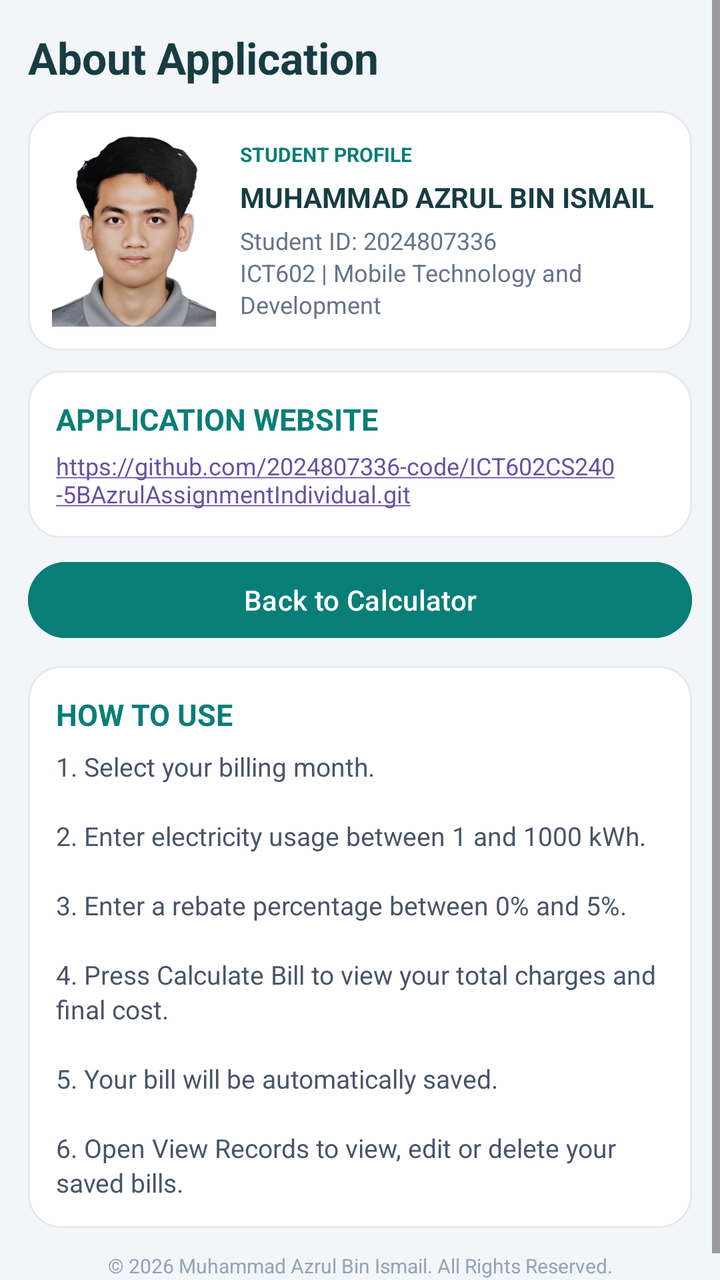
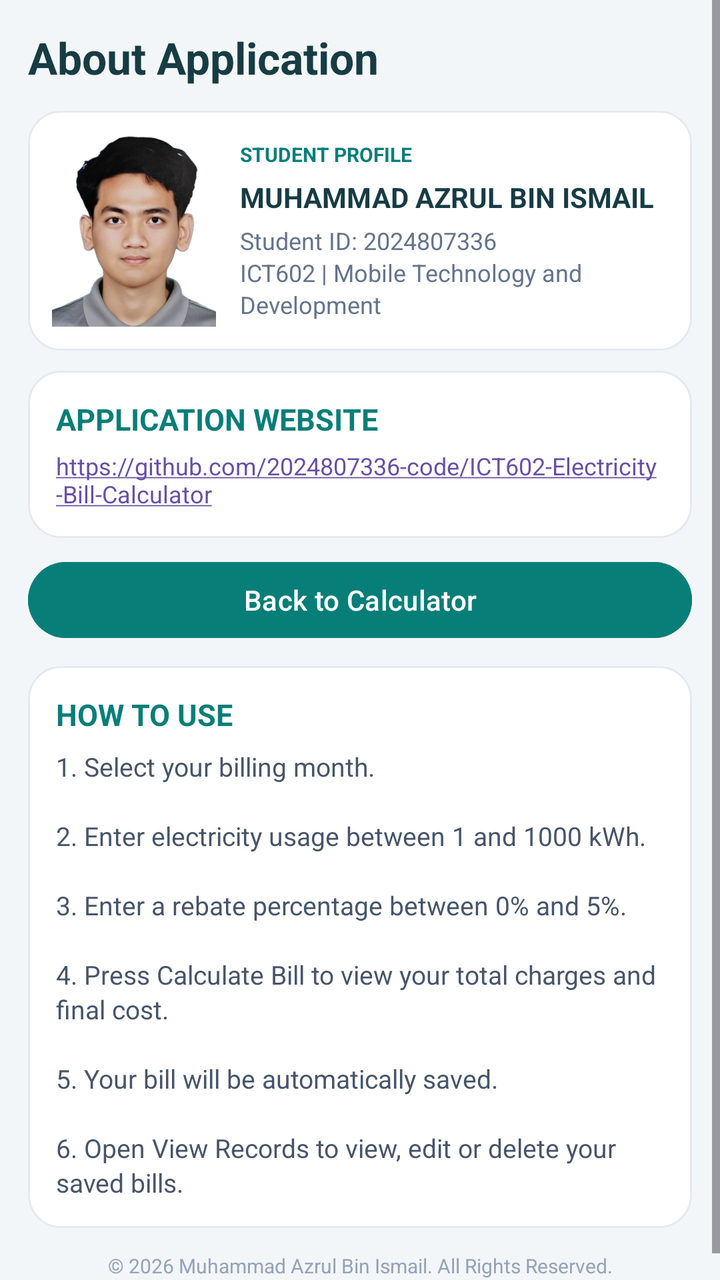

Before-and-after screenshots of an Android layout around one commit, followed by the original layout XML and the change that was made.
<!-- AndroidManifest.xml: application theme Theme.AzrulIndividualAssignmentCDCS2405B -->
<!-- res/layout/activity_about.xml -->
<?xml version="1.0" encoding="utf-8"?>
<ScrollView xmlns:android="http://schemas.android.com/apk/res/android"
    android:layout_width="match_parent"
    android:layout_height="match_parent"
    android:background="#F3F6F8"
    android:fillViewport="true">

    <LinearLayout
        android:layout_width="match_parent"
        android:layout_height="wrap_content"
        android:orientation="vertical"
        android:padding="14dp">

        
        <TextView
            android:layout_width="match_parent"
            android:layout_height="wrap_content"
            android:text="About Application"
            android:textColor="#173C43"
            android:textSize="22sp"
            android:textStyle="bold" />

        
        <LinearLayout
            android:layout_width="match_parent"
            android:layout_height="wrap_content"
            android:layout_marginTop="12dp"
            android:background="@drawable/bg_card"
            android:gravity="center_vertical"
            android:orientation="horizontal"
            android:padding="12dp">

            <ImageView
                android:id="@+id/imgStudent"
                android:layout_width="82dp"
                android:layout_height="96dp"
                android:src="@drawable/studentphoto"
                android:scaleType="centerCrop"
                android:contentDescription="Student picture" />

            <LinearLayout
                android:layout_width="0dp"
                android:layout_height="wrap_content"
                android:layout_marginStart="12dp"
                android:layout_weight="1"
                android:orientation="vertical">

                <TextView
                    android:layout_width="wrap_content"
                    android:layout_height="wrap_content"
                    android:text="STUDENT PROFILE"
                    android:textColor="#087E78"
                    android:textSize="10sp"
                    android:textStyle="bold" />

                <TextView
                    android:layout_width="match_parent"
                    android:layout_height="wrap_content"
                    android:layout_marginTop="5dp"
                    android:text="MUHAMMAD AZRUL BIN ISMAIL"
                    android:textColor="#173C43"
                    android:textSize="14sp"
                    android:textStyle="bold" />

                <TextView
                    android:layout_width="match_parent"
                    android:layout_height="wrap_content"
                    android:layout_marginTop="4dp"
                    android:text="Student ID: 2024807336&#10;ICT602 | Mobile Technology and Development"
                    android:textColor="#64748B"
                    android:textSize="12sp"
                    android:lineSpacingExtra="2dp" />

            </LinearLayout>
        </LinearLayout>

        
        <LinearLayout
            android:layout_width="match_parent"
            android:layout_height="wrap_content"
            android:layout_marginTop="10dp"
            android:background="@drawable/bg_card"
            android:orientation="vertical"
            android:padding="14dp">

            <TextView
                android:layout_width="match_parent"
                android:layout_height="wrap_content"
                android:text="APPLICATION WEBSITE"
                android:textColor="#087E78"
                android:textSize="15sp"
                android:textStyle="bold" />

            <TextView
                android:id="@+id/tvGithubLink"
                android:layout_width="match_parent"
                android:layout_height="wrap_content"
                android:layout_marginTop="5dp"
                android:text="https://github.com/2024807336-code/ICT602CS240-5BAzrulAssignmentIndividual.git"
                android:textColor="#087E78"
                android:textSize="12sp"
                android:autoLink="web"
                android:linksClickable="true" />

        </LinearLayout>

        
        <Button
            android:id="@+id/btnBackAbout"
            android:layout_width="match_parent"
            android:layout_height="46dp"
            android:layout_marginTop="8dp"
            android:backgroundTint="#087E78"
            android:text="Back to Calculator"
            android:textAllCaps="false"
            android:textColor="#FFFFFF" />

        
        <LinearLayout
            android:layout_width="match_parent"
            android:layout_height="wrap_content"
            android:layout_marginTop="10dp"
            android:background="@drawable/bg_card"
            android:orientation="vertical"
            android:padding="14dp">

            <TextView
                android:layout_width="match_parent"
                android:layout_height="wrap_content"
                android:text="HOW TO USE"
                android:textColor="#087E78"
                android:textSize="15sp"
                android:textStyle="bold" />

            <TextView
                android:layout_width="match_parent"
                android:layout_height="wrap_content"
                android:layout_marginTop="7dp"
                android:text="1. Select your billing month.&#10;&#10;2. Enter electricity usage between 1 and 1000 kWh.&#10;&#10;3. Enter a rebate percentage between 0% and 5%.&#10;&#10;4. Press Calculate Bill to view your total charges and final cost.&#10;&#10;5. Your bill will be automatically saved.&#10;&#10;6. Open View Records to view, edit or delete your saved bills."
                android:textColor="#475569"
                android:textSize="13sp"
                android:lineSpacingExtra="2dp" />

        </LinearLayout>

        
        <TextView
            android:id="@+id/tvCopyright"
            android:layout_width="match_parent"
            android:layout_height="wrap_content"
            android:layout_marginTop="12dp"
            android:gravity="center"
            android:text="© 2026 Muhammad Azrul Bin Ismail. All Rights Reserved."
            android:textColor="#94A3B8"
            android:textSize="10sp" />

    </LinearLayout>

</ScrollView>
<!-- resources referenced by this layout -->
<resources>
  <!-- drawable bg_card (drawable) -->
  <?xml version="1.0" encoding="utf-8"?>
  <shape xmlns:android="http://schemas.android.com/apk/res/android">
      <solid android:color="#FFFFFF" />
      <corners android:radius="16dp" />
      <stroke
          android:width="1dp"
          android:color="#E5EAF0" />
  </shape>
  <!-- drawable studentphoto: png bitmap (drawable, 167622 bytes) -->
  <style name="Theme.AzrulIndividualAssignmentCDCS2405B" parent="Base.Theme.AzrulIndividualAssignmentCDCS2405B" />
  <style name="Base.Theme.AzrulIndividualAssignmentCDCS2405B" parent="Theme.Material3.DayNight.NoActionBar">
          
          
      </style>
</resources>

<!-- the commit's change to res/layout/activity_about.xml (unified diff, before → after) -->
@@ -96,7 +96,7 @@
                 android:layout_width="match_parent"
                 android:layout_height="wrap_content"
                 android:layout_marginTop="5dp"
-                android:text="https://github.com/2024807336-code/ICT602CS240-5BAzrulAssignmentIndividual.git"
+                android:text="https://github.com/2024807336-code/ICT602-Electricity-Bill-Calculator"
                 android:textColor="#087E78"
                 android:textSize="12sp"
                 android:autoLink="web"
